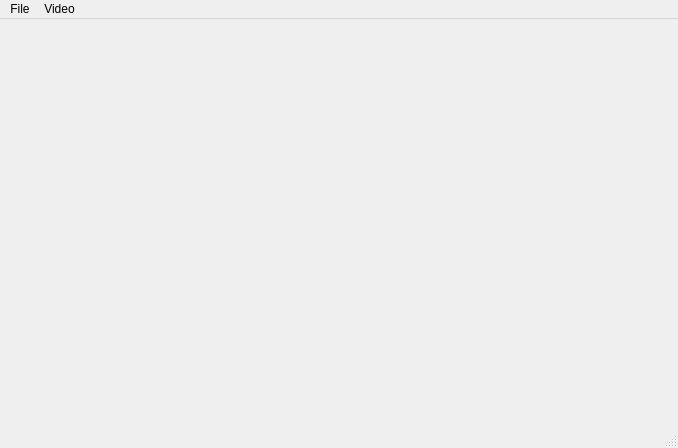
kemerelab/BehavioralVideo, file BehavioralVideo/mainwindow.ui: the form before one commit.
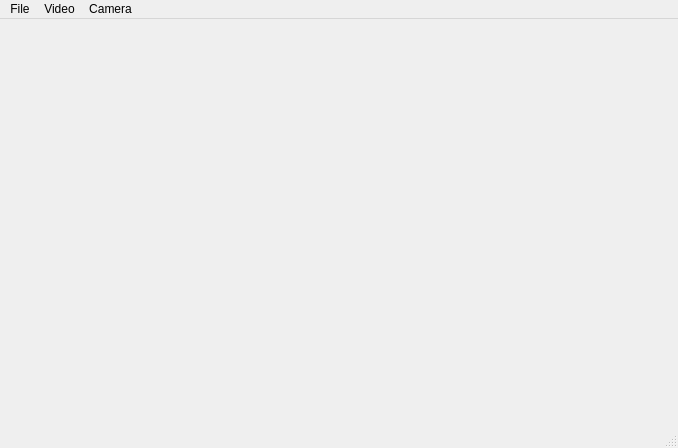
The form after the commit.

Commit message: Added menu that will eventually host settings for selected cameras. Now when selecting a camera, the name gets disabled from the open camera menu and gets moved to the camera menu on the menu bar. Next, need to map selecting camera from camera menu to adjustable settings.

Patch:
```diff
--- a/BehavioralVideo/mainwindow.ui
+++ b/BehavioralVideo/mainwindow.ui
@@ -42,8 +42,14 @@
     <addaction name="actionConfigure"/>
     <addaction name="actionTimedCapture"/>
    </widget>
+   <widget class="QMenu" name="menuCamera">
+    <property name="title">
+     <string>Camera</string>
+    </property>
+   </widget>
    <addaction name="menuFile"/>
    <addaction name="menuVideo"/>
+   <addaction name="menuCamera"/>
   </widget>
   <widget class="QStatusBar" name="statusBar"/>
   <action name="actionDisplay">
```
The commit also changes 2 other files.
